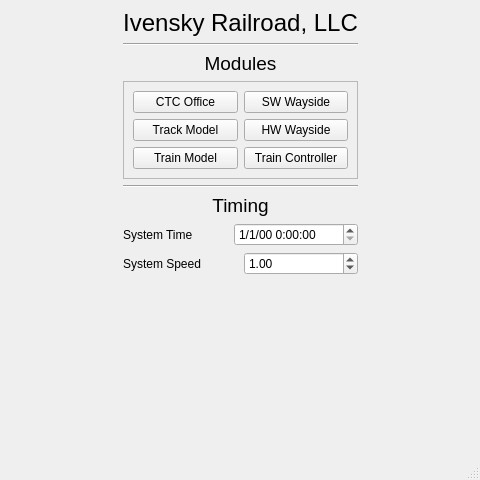
First picture: the form in MainLauncherUI.ui, repository keshavshankar08/ECE1140, before the edit.
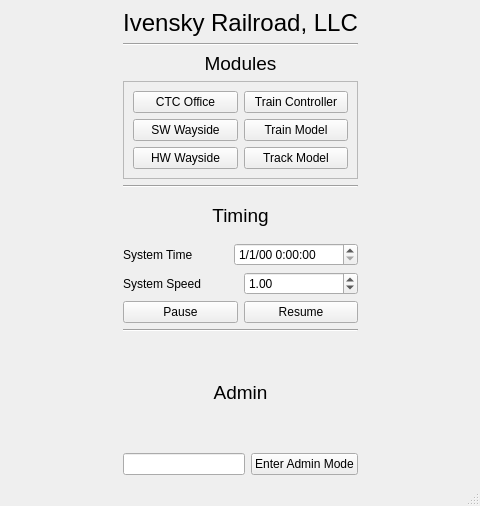
Second picture: the form after the edit.

```diff
--- a/MainLauncherUI.ui
+++ b/MainLauncherUI.ui
@@ -7,7 +7,7 @@
     <x>0</x>
     <y>0</y>
     <width>480</width>
-    <height>480</height>
+    <height>506</height>
    </rect>
   </property>
   <property name="minimumSize">
@@ -27,19 +27,6 @@
   </property>
   <widget class="QWidget" name="centralwidget">
    <layout class="QGridLayout" name="gridLayout_2">
-    <item row="1" column="1">
-     <spacer name="verticalSpacer">
-      <property name="orientation">
-       <enum>Qt::Vertical</enum>
-      </property>
-      <property name="sizeHint" stdset="0">
-       <size>
-        <width>20</width>
-        <height>40</height>
-       </size>
-      </property>
-     </spacer>
-    </item>
     <item row="0" column="0">
      <spacer name="horizontalSpacer">
       <property name="orientation">
@@ -54,7 +41,7 @@
      </spacer>
     </item>
     <item row="0" column="1">
-     <layout class="QVBoxLayout" name="verticalLayout_3">
+     <layout class="QVBoxLayout" name="verticalLayout_4">
       <item>
        <layout class="QVBoxLayout" name="verticalLayout_2">
         <item>
@@ -99,14 +86,14 @@
              </property>
             </widget>
            </item>
-           <item row="0" column="1">
+           <item row="1" column="0">
             <widget class="QPushButton" name="sw_wayside_button">
              <property name="text">
               <string>SW Wayside</string>
              </property>
             </widget>
            </item>
-           <item row="1" column="0">
+           <item row="2" column="1">
             <widget class="QPushButton" name="track_model_button">
              <property name="text">
               <string>Track Model</string>
@@ -114,26 +101,26 @@
             </widget>
            </item>
            <item row="1" column="1">
-            <widget class="QPushButton" name="hw_wayside_button">
-             <property name="text">
-              <string>HW Wayside</string>
-             </property>
-            </widget>
-           </item>
-           <item row="2" column="0">
             <widget class="QPushButton" name="train_model_button">
              <property name="text">
               <string>Train Model</string>
              </property>
             </widget>
            </item>
-           <item row="2" column="1">
+           <item row="0" column="1">
             <widget class="QPushButton" name="train_controller_button">
              <property name="text">
               <string>Train Controller</string>
              </property>
             </widget>
            </item>
+           <item row="2" column="0">
+            <widget class="QPushButton" name="hw_wayside_button">
+             <property name="text">
+              <string>HW Wayside</string>
+             </property>
+            </widget>
+           </item>
           </layout>
          </widget>
         </item>
@@ -192,6 +179,60 @@
             </property>
             <property name="value">
              <double>1.000000000000000</double>
+            </property>
+           </widget>
+          </item>
+         </layout>
+        </item>
+        <item>
+         <layout class="QHBoxLayout" name="horizontalLayout_3">
+          <item>
+           <widget class="QPushButton" name="pauseButton">
+            <property name="text">
+             <string>Pause</string>
+            </property>
+           </widget>
+          </item>
+          <item>
+           <widget class="QPushButton" name="resumeButton">
+            <property name="text">
+             <string>Resume</string>
+            </property>
+           </widget>
+          </item>
+         </layout>
+        </item>
+       </layout>
+      </item>
+      <item>
+       <widget class="Line" name="line_3">
+        <property name="orientation">
+         <enum>Qt::Horizontal</enum>
+        </property>
+       </widget>
+      </item>
+      <item>
+       <layout class="QVBoxLayout" name="verticalLayout_3">
+        <item>
+         <widget class="QLabel" name="label_6">
+          <property name="text">
+           <string>&lt;html&gt;&lt;head/&gt;&lt;body&gt;&lt;p align=&quot;center&quot;&gt;&lt;span style=&quot; font-size:14pt;&quot;&gt;Admin&lt;/span&gt;&lt;/p&gt;&lt;/body&gt;&lt;/html&gt;</string>
+          </property>
+         </widget>
+        </item>
+        <item>
+         <layout class="QHBoxLayout" name="horizontalLayout_4">
+          <item>
+           <widget class="QLineEdit" name="passwordBox">
+            <property name="text">
+             <string/>
+            </property>
+           </widget>
+          </item>
+          <item>
+           <widget class="QPushButton" name="adminButton">
+            <property name="text">
+             <string>Enter Admin Mode</string>
             </property>
            </widget>
           </item>
```
